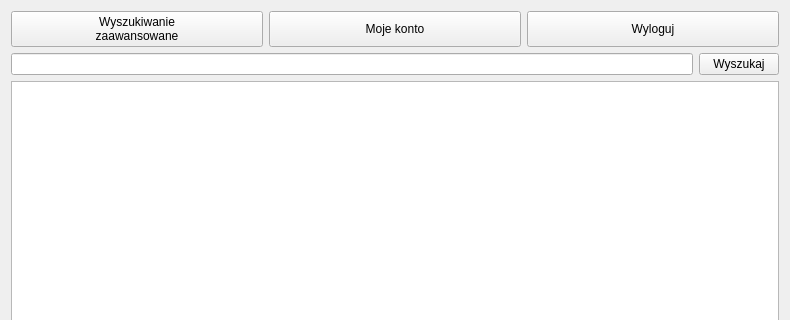
KostekF/ELS, file librarywindowwidget.ui: the form before one commit; both pictures show x 0 to 790 and y 0 to 320 of the 790 by 593 pixel window.
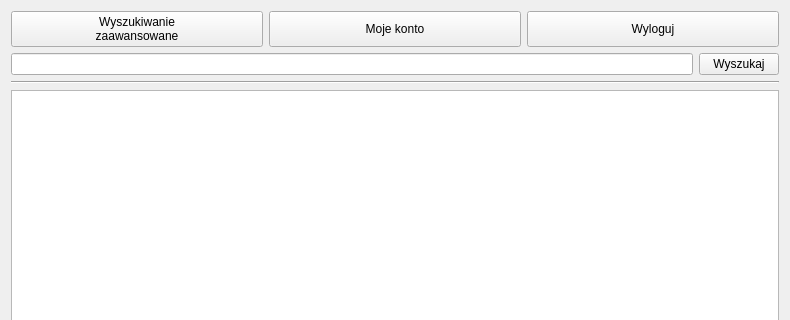
The form after the commit.

Diff of the .ui file:
```diff
--- a/librarywindowwidget.ui
+++ b/librarywindowwidget.ui
@@ -89,6 +89,13 @@
      </item>
     </layout>
    </item>
+   <item>
+    <widget class="Line" name="line">
+     <property name="orientation">
+      <enum>Qt::Horizontal</enum>
+     </property>
+    </widget>
+   </item>
    <item>
     <widget class="QListWidget" name="listWidget_booksList"/>
    </item>
```
